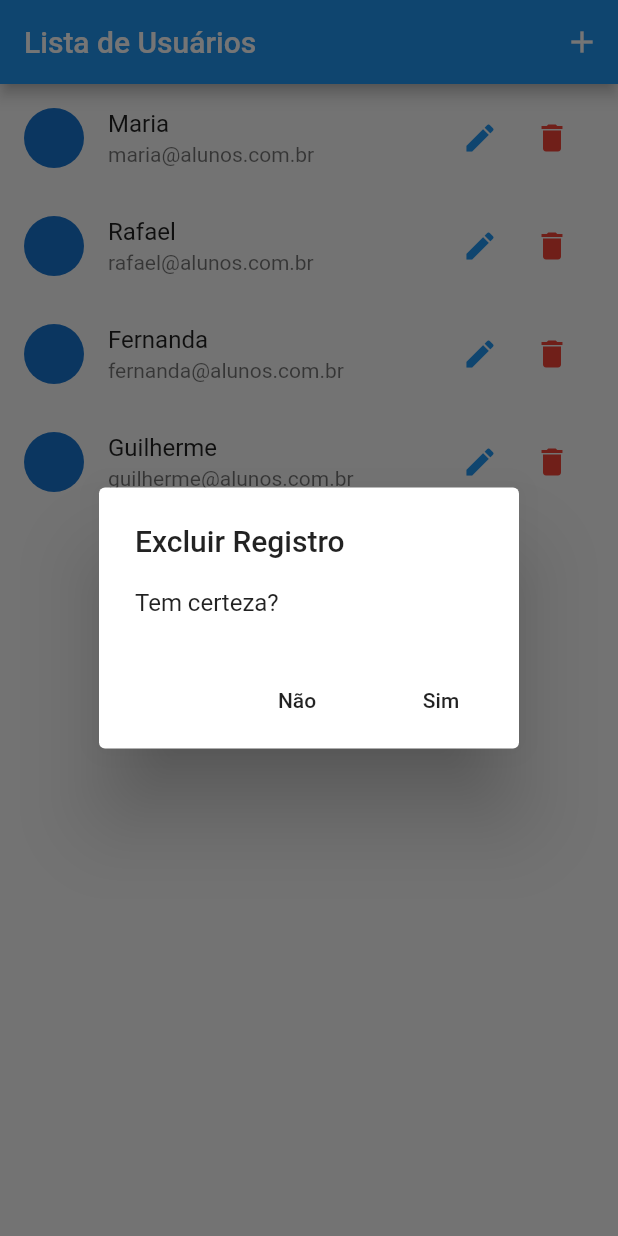
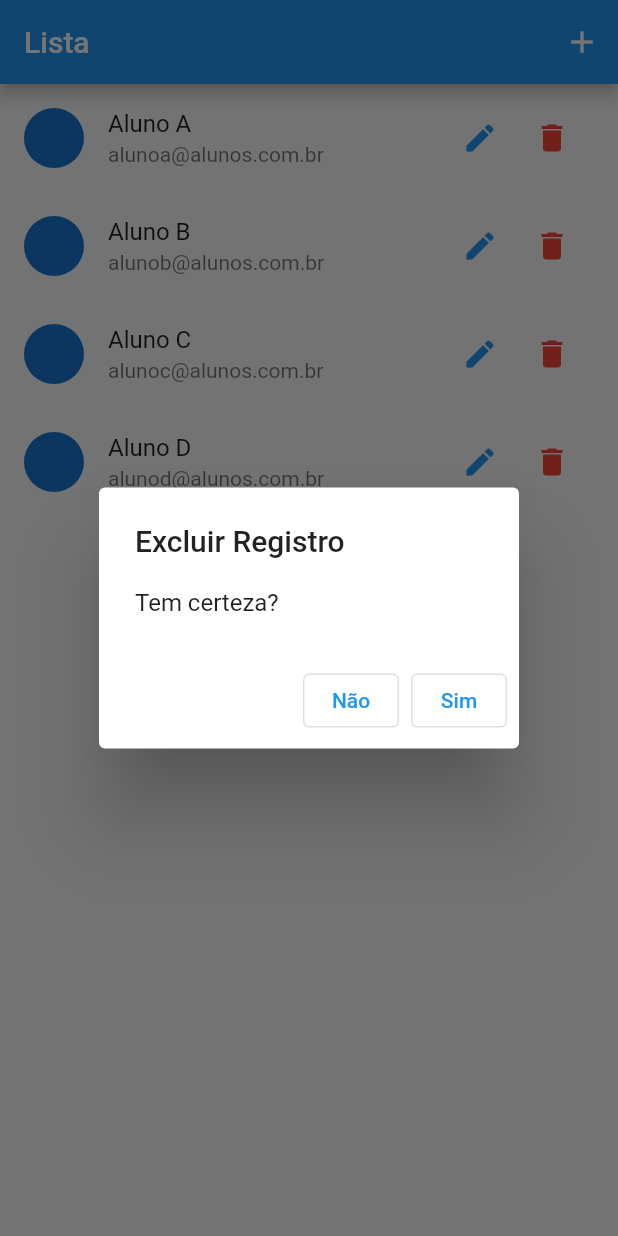
Before and after one commit to pedropgtorres/curso-flutter-2021, a Flutter app: the screen it shows after launch, after a tap on the "delete" icon, on a phone screen of 412 x 824 dp. Run offline on Flutter 3.47's test engine with Material 2 defaults, Android fonts, the phone set to English and light mode, and no system bars; network calls fail.

```diff
--- a/curso_flutter_cad_simple/lib/components/user_tile.dart
+++ b/curso_flutter_cad_simple/lib/components/user_tile.dart
@@ -4,14 +4,16 @@ import 'package:curso_flutter_cad_simple/routes/app_routes.dart';
 import 'package:flutter/material.dart';
 import 'package:provider/provider.dart';
 
-class UserTile extends StatelessWidget{
+class UserTile extends StatelessWidget {
   final User user;
   const UserTile(this.user);
 
   @override
   Widget build(BuildContext context) {
     final avatar = user.avatarUrl == null || user.avatarUrl.isEmpty
-      ? CircleAvatar(child: Icon(Icons.person)) : CircleAvatar(backgroundImage: NetworkImage(user.avatarUrl));
+        ? CircleAvatar(child: Icon(Icons.person))
+        : CircleAvatar(backgroundImage: NetworkImage(user.avatarUrl));
+
     return ListTile(
       leading: avatar,
       title: Text(user.name),
@@ -23,9 +25,9 @@ class UserTile extends StatelessWidget{
             IconButton(
               icon: Icon(Icons.edit),
               color: Colors.blue,
-                onPressed: (){
+              onPressed: () {
                 Navigator.of(context).pushNamed(
-                    AppRoutes.USER_FORM,
+                  AppRoutes.LIST_FORM,
                   arguments: user,
                 );
               },
@@ -33,22 +35,23 @@ class UserTile extends StatelessWidget{
             IconButton(
               icon: Icon(Icons.delete),
               color: Colors.red,
-                onPressed: (){
+              onPressed: () {
                 showDialog(
                   context: context,
                   builder: (ctx) => AlertDialog(
                     title: Text('Excluir Registro'),
                     content: Text('Tem certeza?'),
                     actions: [
-                          FlatButton(
-                              onPressed: (){
+                      OutlinedButton(
+                        onPressed: () {
                           Navigator.of(context).pop();
                         },
                         child: Text('Não'),
                       ),
-                          FlatButton(
-                              onPressed: (){
-                                Provider.of<Users>(context, listen: false).remove(user);
+                      OutlinedButton(
+                        onPressed: () {
+                          Provider.of<Users>(context, listen: false)
+                              .remove(user);
                           Navigator.of(context).pop();
                         },
                         child: Text('Sim'),
--- a/curso_flutter_cad_simple/lib/data/dummy_users.dart
+++ b/curso_flutter_cad_simple/lib/data/dummy_users.dart
@@ -3,27 +3,27 @@ import 'package:curso_flutter_cad_simple/models/user.dart';
 const DUMMY_USERS = {
   '1': const User(
     id: '1',
-    name: 'Maria',
-    email: 'maria@alunos.com.br',
+    name: 'Aluno A',
+    email: 'alunoa@alunos.com.br',
     avatarUrl:
         'https://cdn.pixabay.com/photo/2014/04/03/10/32/user-310807_1280.png',
   ),
   '2': const User(
       id: '2',
-      name: 'Rafael',
-      email: 'rafael@alunos.com.br',
+      name: 'Aluno B',
+      email: 'alunob@alunos.com.br',
       avatarUrl:
           'https://cdn.pixabay.com/photo/2014/04/03/10/32/businessman-310819_1280.png'),
   '3': const User(
       id: '3',
-      name: 'Fernanda',
-      email: 'fernanda@alunos.com.br',
+      name: 'Aluno C',
+      email: 'alunoc@alunos.com.br',
       avatarUrl:
           'https://cdn.pixabay.com/photo/2014/03/24/17/19/teacher-295387_1280.png'),
   '4': const User(
       id: '4',
-      name: 'Guilherme',
-      email: 'guilherme@alunos.com.br',
+      name: 'Aluno D',
+      email: 'alunod@alunos.com.br',
       avatarUrl:
           'https://cdn.pixabay.com/photo/2016/11/18/23/38/child-1837375_1280.png')
 };
--- a/curso_flutter_cad_simple/lib/main.dart
+++ b/curso_flutter_cad_simple/lib/main.dart
@@ -12,7 +12,8 @@ void main() {
 class MyApp extends StatelessWidget {
   @override
   Widget build(BuildContext context) {
-    return MultiProvider(providers: [
+    return MultiProvider(
+        providers: [
           ChangeNotifierProvider(
             create: (ctx) => Users(),
           ),
@@ -24,9 +25,8 @@ class MyApp extends StatelessWidget {
           ),
           routes: {
             AppRoutes.HOME: (_) => UserList(),
-          AppRoutes.USER_FORM: (_) => UserForm()
+            AppRoutes.LIST_FORM: (_) => UserForm()
           },
-    )
-    );
+        ));
   }
 }
--- a/curso_flutter_cad_simple/lib/routes/app_routes.dart
+++ b/curso_flutter_cad_simple/lib/routes/app_routes.dart
@@ -1,4 +1,4 @@
-class AppRoutes{
+class AppRoutes {
   static const HOME = '/';
-  static const USER_FORM = '/user-from';
+  static const LIST_FORM = '/LIST-from';
 }
--- a/curso_flutter_cad_simple/lib/views/user_list.dart
+++ b/curso_flutter_cad_simple/lib/views/user_list.dart
@@ -4,28 +4,26 @@ import 'package:flutter/material.dart';
 import 'package:curso_flutter_cad_simple/components/user_tile.dart';
 import 'package:provider/provider.dart';
 
-class UserList extends StatelessWidget{
+class UserList extends StatelessWidget {
   @override
-  Widget build(BuildContext context){
+  Widget build(BuildContext context) {
     final Users users = Provider.of(context);
 
     return Scaffold(
       appBar: AppBar(
-        title: Text('Lista de Usuários'),
+        title: Text('Lista'),
         actions: [
           IconButton(
-              icon: Icon(Icons.add),
-              onPressed: (){
-                Navigator.of(context).pushNamed(
-                  AppRoutes.USER_FORM
-                );
-              },
+            icon: Icon(Icons.add),
+            onPressed: () {
+              Navigator.of(context).pushNamed(AppRoutes.LIST_FORM);
+            },
           )
         ],
       ),
       body: ListView.builder(
-          itemCount: users.count,
-          itemBuilder: (ctx, i) => UserTile(users.byIndex(i)),
+        itemCount: users.count,
+        itemBuilder: (ctx, i) => UserTile(users.byIndex(i)),
       ),
     );
   }
```
Also changed, not shown: curso_flutter_cad_simple/lib/provider/users.dart (+21 -18 lines), 1 other file. Lines whose indentation alone changed are shown as unchanged.
